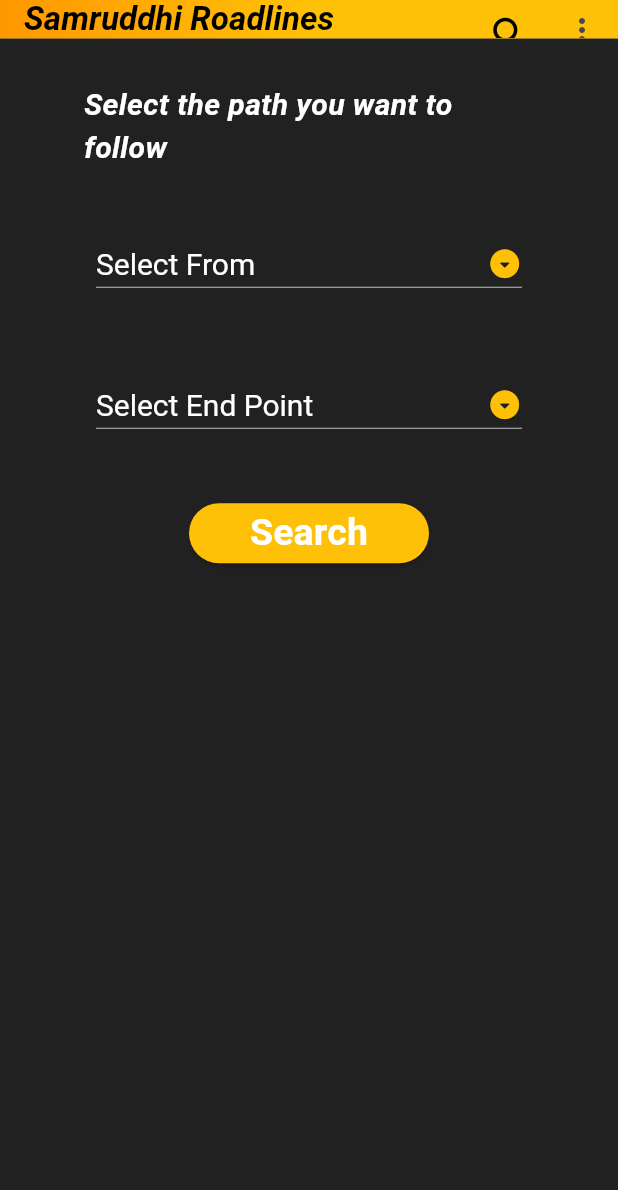
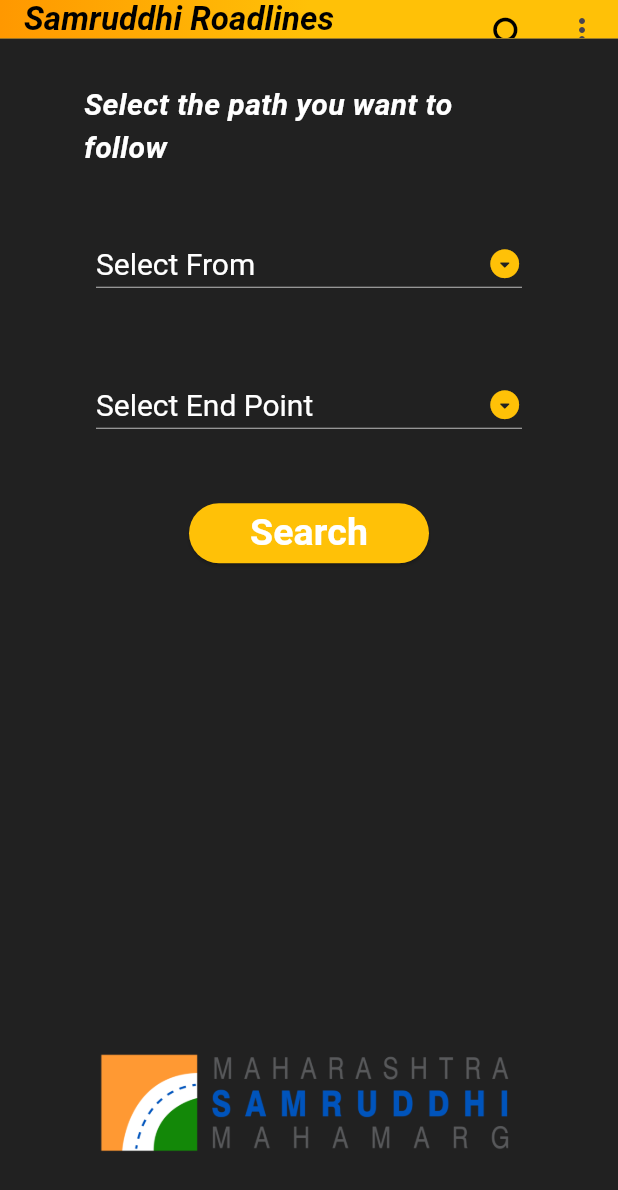
Before and after one commit to COffeebean2610/Project-SHW, a Flutter app: the screen it shows once a user with an empty profile is signed in, on a phone screen of 412 x 824 dp. Shown: the top 1190 px of the screen. Run offline on Flutter 3.47's test engine with Material 3 defaults, Android fonts, the phone set to English and light mode, and no system bars; our stand-ins replace cloud_firestore, firebase_auth, firebase_core, fluttertoast, google_sign_in; accounts and stored records are empty; Roboto replaces fonts that are missing (Times New Roman).

```diff
--- a/lib/loading_screen/splash_screen.dart
+++ b/lib/loading_screen/splash_screen.dart
@@ -16,7 +16,7 @@ class _SplashScreenState extends State<SplashScreen>
     super.initState();
 
     SystemChrome.setEnabledSystemUIMode(SystemUiMode.immersive);
-    Future.delayed(const Duration(seconds: 10), () {
+    Future.delayed(const Duration(seconds: 3), () {
       Navigator.of(context).pushReplacement(
         MaterialPageRoute(builder: (_) => const Home()),
       );
@@ -38,18 +38,26 @@ class _SplashScreenState extends State<SplashScreen>
           width: double.infinity,
           decoration: const BoxDecoration(
             gradient: LinearGradient(
-                colors: [Colors.blue, Colors.pink],
+                colors: [Colors.amber, Colors.white],
                 begin: Alignment.topRight,
                 end: Alignment.bottomLeft),
           ),
-          child: const Column(
-              mainAxisAlignment: MainAxisAlignment.center,
-              children: [
-                Text(
-                  'Samrudhhi Roadlines',
-                  style: TextStyle(color: Colors.white, fontSize: 35),
-                )
-              ]),
+          child: Column(
+            mainAxisAlignment: MainAxisAlignment.center,
+            children: [
+
+              Container(
+                padding: EdgeInsets.only(top:50),
+                child:  Image.asset(
+                  "assets/images/logo.png",
+),
+              ),
+              const Text(
+                'Samrudhhi Roadlines',
+                style: TextStyle(color: Colors.black, fontSize: 35),
+              )
+            ],
+          ),
         ),
       ),
     );
--- a/lib/pages/details_screen.dart
+++ b/lib/pages/details_screen.dart
@@ -128,6 +128,9 @@ class DetailsScreen extends StatelessWidget {
                       ),
                     ),
                   ),
+
+
+
                 ],
               ),
             ),
--- a/lib/pages/item_card.dart
+++ b/lib/pages/item_card.dart
@@ -12,7 +12,7 @@ class ItemCard extends StatelessWidget {
   Widget build(BuildContext context) {
     return GestureDetector(
       onTap: press,
-      child: Container(
+      child: SizedBox(
         width: 200, // Set your desired width
         height: 200, // Set your desired height
         child: Column(
--- a/lib/search_screen/search_screen.dart
+++ b/lib/search_screen/search_screen.dart
@@ -202,7 +202,13 @@ class SearchScreenState extends State<SearchScreen> {
                 //       );
                 //     },
                 //     child: const Text('See All Routes')),
-              ],
+          Image.asset(
+            "assets/images/logo.png",
+            // Make sure to provide the correct path to your image asset
+            // Also, you can adjust the width and height of the image as needed
+
+          ),
+          ]
             ),
           ),
         ),
```
Also changed, not shown: assets/images/logo.png (added).
